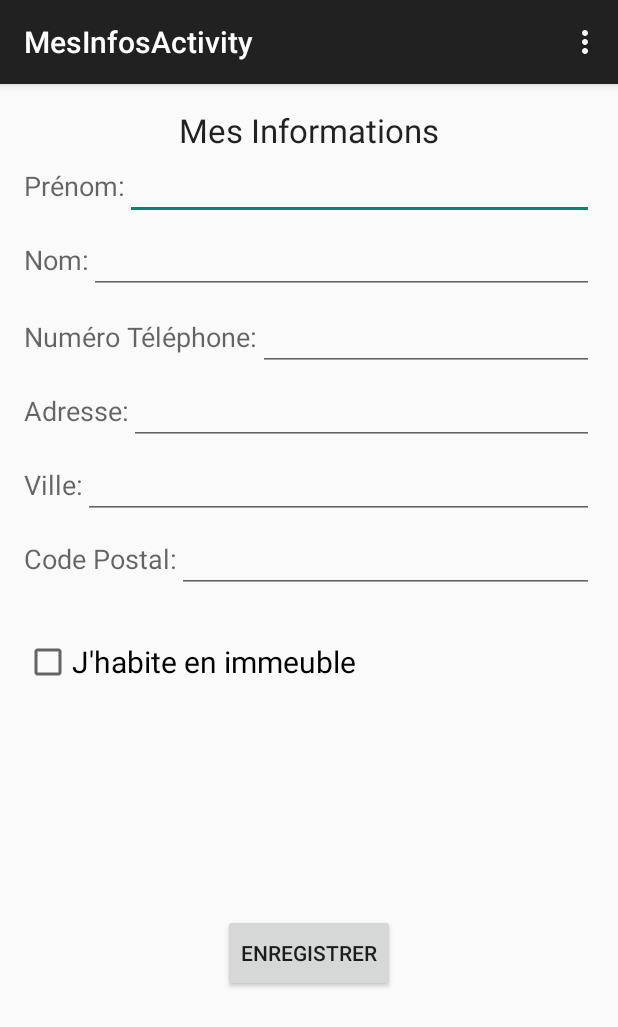
After one commit to Binayre/ProjetSynSMS114, an Android app: the MesInfosActivity screen opened directly, with no data from a screen before it, on a phone screen of 412 x 824 dp. The commit adds this screen. Shown: the top 1027 px of the screen. Run offline under Robolectric (Android 15) with nearby library versions, the phone set to English and light mode, and no system bars.

Commit message:
Version 0.1
La fiche info fonctionne, lecture et écriture depuis un fichier texte

```diff
--- a/SMS114/app/src/main/java/hupays_nenich/com/sms114/AccueilActivity.java
+++ b/SMS114/app/src/main/java/hupays_nenich/com/sms114/AccueilActivity.java
@@ -4,14 +4,20 @@ import android.support.v7.app.ActionBarActivity;
 import android.os.Bundle;
 import android.view.Menu;
 import android.view.MenuItem;
+import android.widget.Button;
 
 
 public class AccueilActivity extends ActionBarActivity {
+
+    private Button btnMesInfos;
 
     @Override
     protected void onCreate(Bundle savedInstanceState) {
         super.onCreate(savedInstanceState);
         setContentView(R.layout.activity_accueil);
+
+        btnMesInfos = (Button)findViewById(R.id.btnMesInfos);
+        btnMesInfos.setOnClickListener(new MesInfosListener(this));
     }
 
 
--- /dev/null
+++ b/SMS114/app/src/main/java/hupays_nenich/com/sms114/MesInfosListener.java
@@ -0,0 +1,25 @@
+package hupays_nenich.com.sms114;
+
+import android.content.Intent;
+import android.view.View;
+
+import hupays_nenich.com.sms114.mesInfos.MesInfosActivity;
+
+/**
+ * Created by Jérémy on 07/01/2015.
+ */
+public class MesInfosListener implements View.OnClickListener{
+
+    AccueilActivity activity;
+
+    public MesInfosListener(AccueilActivity activity){
+        this.activity = activity;
+    }
+
+
+    @Override
+    public void onClick(View v) {
+        Intent intent = new Intent(activity, MesInfosActivity.class);
+        activity.startActivityForResult(intent,10);
+    }
+}
--- /dev/null
+++ b/SMS114/app/src/main/java/hupays_nenich/com/sms114/mesInfos/CheckBoxListener.java
@@ -0,0 +1,45 @@
+package hupays_nenich.com.sms114.mesInfos;
+
+import android.view.View;
+import android.widget.CompoundButton;
+import android.widget.EditText;
+import android.widget.TextView;
+
+/**
+ * Created by Jérémy on 07/01/2015.
+ */
+public class CheckBoxListener implements CompoundButton.OnCheckedChangeListener{
+
+    private TextView txtEtage, txtCodePorte, txtPorte;
+    private EditText edtEtage, edtCodePorte, edtPorte;
+
+    public CheckBoxListener(TextView txtEtage, TextView txtCodePorte, TextView txtPorte, EditText edtEtage, EditText edtCodePorte, EditText edtPorte) {
+        this.txtEtage = txtEtage;
+        this.txtCodePorte = txtCodePorte;
+        this.txtPorte = txtPorte;
+        this.edtEtage = edtEtage;
+        this.edtCodePorte = edtCodePorte;
+        this.edtPorte = edtPorte;
+    }
+
+    @Override
+    public void onCheckedChanged(CompoundButton buttonView, boolean isChecked) {
+
+        if(isChecked){
+            txtEtage.setVisibility(View.VISIBLE);
+            txtCodePorte.setVisibility(View.VISIBLE);
+            txtPorte.setVisibility(View.VISIBLE);
+            edtEtage.setVisibility(View.VISIBLE);
+            edtCodePorte.setVisibility(View.VISIBLE);
+            edtPorte.setVisibility(View.VISIBLE);
+        }
+        else{
+            txtEtage.setVisibility(View.INVISIBLE);
+            txtCodePorte.setVisibility(View.INVISIBLE);
+            txtPorte.setVisibility(View.INVISIBLE);
+            edtEtage.setVisibility(View.INVISIBLE);
+            edtCodePorte.setVisibility(View.INVISIBLE);
+            edtPorte.setVisibility(View.INVISIBLE);
+        }
+    }
+}
--- /dev/null
+++ b/SMS114/app/src/main/java/hupays_nenich/com/sms114/mesInfos/EnregistrerListener.java
@@ -0,0 +1,26 @@
+package hupays_nenich.com.sms114.mesInfos;
+
+import android.content.Intent;
+import android.view.View;
+
+import hupays_nenich.com.sms114.AccueilActivity;
+
+/**
+ * Created by Jérémy on 07/01/2015.
+ */
+public class EnregistrerListener implements View.OnClickListener{
+
+    MesInfosActivity activity;
+
+    public EnregistrerListener(MesInfosActivity activity) {
+        this.activity = activity;
+    }
+
+    @Override
+    public void onClick(View v) {
+        activity.sauvegarderDonnees();
+        Intent intent = new Intent(activity,AccueilActivity.class);
+        activity.setResult(10, intent);
+        activity.finish();
+    }
+}
--- /dev/null
+++ b/SMS114/app/src/main/java/hupays_nenich/com/sms114/mesInfos/MesInfosActivity.java
@@ -0,0 +1,192 @@
+package hupays_nenich.com.sms114.mesInfos;
+
+import android.content.Context;
+import android.support.v7.app.ActionBarActivity;
+import android.os.Bundle;
+import android.view.Menu;
+import android.view.MenuItem;
+import android.widget.Button;
+import android.widget.CheckBox;
+import android.widget.EditText;
+import android.widget.TextView;
+
+import java.io.BufferedReader;
+import java.io.BufferedWriter;
+import java.io.FileNotFoundException;
+import java.io.InputStream;
+import java.io.InputStreamReader;
+import java.io.OutputStreamWriter;
+
+import hupays_nenich.com.sms114.R;
+
+public class MesInfosActivity extends ActionBarActivity {
+
+    private Button btnEnregistrer;
+    private TextView txtEtage, txtCodePorte, txtPorte;
+    private EditText edtPrenom, edtNom, edtPhone, edtAdresse, edtVille, edtCodePostal, edtEtage, edtCodePorte, edtPorte;
+    private CheckBox chkImmeuble;
+
+    @Override
+    protected void onCreate(Bundle savedInstanceState) {
+        super.onCreate(savedInstanceState);
+        setContentView(R.layout.activity_mes_infos);
+
+        txtEtage = (TextView)findViewById(R.id.txtEtage);
+        txtCodePorte = (TextView)findViewById(R.id.txtCodePorte);
+        txtPorte = (TextView)findViewById(R.id.txtPorte);
+
+        edtPrenom = (EditText)findViewById(R.id.edtPrenom);
+        edtNom = (EditText)findViewById(R.id.edtNom);
+        edtPhone = (EditText)findViewById(R.id.edtTelephone);
+        edtAdresse = (EditText)findViewById(R.id.edtAdresse);
+        edtVille = (EditText)findViewById(R.id.edtVille);
+        edtCodePostal = (EditText)findViewById(R.id.edtCodePostal);
+
+        edtEtage = (EditText)findViewById(R.id.edtEtage);
+        edtCodePorte = (EditText)findViewById(R.id.edtCodePorte);
+        edtPorte = (EditText)findViewById(R.id.edtPorte);
+
+        chkImmeuble = (CheckBox)findViewById(R.id.checkboxImmeuble);
+        chkImmeuble.setOnCheckedChangeListener(new CheckBoxListener(txtEtage,txtCodePorte,txtPorte,edtEtage,edtCodePorte,edtPorte));
+
+        btnEnregistrer = (Button)findViewById(R.id.btnEnregistrer);
+        btnEnregistrer.setOnClickListener(new EnregistrerListener(this));
+
+        chargerDonnees();
+    }
+
+    /**
+     *
+     */
+    public void sauvegarderDonnees(){
+
+        try {
+
+            OutputStreamWriter out=new OutputStreamWriter(openFileOutput("adresse.txt",0));
+
+            out.write(edtPrenom.getText().toString());
+            out.write('\n');
+            out.write(edtNom.getText().toString());
+            out.write('\n');
+            out.write(edtPhone.getText().toString());
+            out.write('\n');
+            out.write(edtAdresse.getText().toString());
+            out.write('\n');
+            out.write(edtVille.getText().toString());
+            out.write('\n');
+            out.write(edtCodePostal.getText().toString());
+            out.write('\n');
+
+            if(chkImmeuble.isChecked()) {
+                out.write("1");
+                out.write('\n');
+                out.write(edtEtage.getText().toString());
+                out.write('\n');
+                out.write(edtCodePorte.getText().toString());
+                out.write('\n');
+                out.write(edtCodePorte.getText().toString());
+                out.write('\n');
+            }
+            else{
+                out.write("0");
+                out.write('\n');
+                out.write("-");
+                out.write('\n');
+                out.write("-");
+                out.write('\n');
+                out.write("-");
+                out.write('\n');
+            }
+
+            out.close();
+        }
+        catch (java.io.IOException e) {
+               System.out.println(e.toString());
+        }
+
+    }
+
+    /**
+     *
+     */
+    public void chargerDonnees(){
+        try {
+            InputStream input= openFileInput("adresse.txt");//open the text file for reading
+
+            if(input!=null) {
+                InputStreamReader inputreader = new InputStreamReader(input);
+                BufferedReader fadresse = new BufferedReader(inputreader);
+
+                String mot = fadresse.readLine();
+                edtPrenom.setText(mot);
+
+                mot = fadresse.readLine();
+                edtNom.setText(mot);
+
+                mot = fadresse.readLine();
+                edtPhone.setText(mot);
+
+                mot = fadresse.readLine();
+                edtAdresse.setText(mot);
+
+                mot = fadresse.readLine();
+                edtVille.setText(mot);
+
+                mot = fadresse.readLine();
+                edtCodePostal.setText(mot);
+
+                mot = fadresse.readLine();
+                if (Integer.parseInt(mot) == 1) {
+                    chkImmeuble.setChecked(true);
+
+                    mot = fadresse.readLine();
+                    edtEtage.setText(mot);
+
+                    mot = fadresse.readLine();
+                    edtCodePorte.setText(mot);
+
+                    mot = fadresse.readLine();
+                    edtPorte.setText(mot);
+                }
+                else{
+                    chkImmeuble.setChecked(false);
+                }
+
+                fadresse.close();
+                inputreader.close();
+
+            }
+
+            input.close();
+
+        } catch (FileNotFoundException e) {
+            System.out.println("Erreur, fichier non trouve " + e.toString());
+
+        }
+        catch (Exception e){
+            System.out.println("Erreur");
+        }
+    }
+
+    @Override
+    public boolean onCreateOptionsMenu(Menu menu) {
+        // Inflate the menu; this adds items to the action bar if it is present.
+        getMenuInflater().inflate(R.menu.menu_mes_infos, menu);
+        return true;
+    }
+
+    @Override
+    public boolean onOptionsItemSelected(MenuItem item) {
+        // Handle action bar item clicks here. The action bar will
+        // automatically handle clicks on the Home/Up button, so long
+        // as you specify a parent activity in AndroidManifest.xml.
+        int id = item.getItemId();
+
+        //noinspection SimplifiableIfStatement
+        if (id == R.id.action_settings) {
+            return true;
+        }
+
+        return super.onOptionsItemSelected(item);
+    }
+}
--- /dev/null
+++ b/SMS114/app/src/main/res/layout/activity_mes_infos.xml
@@ -0,0 +1,254 @@
+<RelativeLayout xmlns:android="http://schemas.android.com/apk/res/android"
+    xmlns:tools="http://schemas.android.com/tools" android:layout_width="match_parent"
+    android:layout_height="match_parent" android:paddingLeft="@dimen/activity_horizontal_margin"
+    android:paddingRight="@dimen/activity_horizontal_margin"
+    android:paddingTop="@dimen/activity_vertical_margin"
+    android:paddingBottom="@dimen/activity_vertical_margin"
+    tools:context="hupays_nenich.com.sms114.mesInfos.MesInfosActivity">
+
+    <TextView
+        android:layout_width="wrap_content"
+        android:layout_height="wrap_content"
+        android:textAppearance="?android:attr/textAppearanceLarge"
+        android:text="Mes Informations"
+        android:id="@+id/txtMesInfos"
+        android:layout_alignParentTop="true"
+        android:layout_centerHorizontal="true" />
+
+    <LinearLayout
+        android:orientation="vertical"
+        android:layout_width="fill_parent"
+        android:layout_height="fill_parent"
+        android:layout_alignParentLeft="true"
+        android:layout_alignParentStart="true"
+        android:layout_below="@+id/txtMesInfos"
+        android:weightSum="1">
+
+        <LinearLayout
+            android:orientation="horizontal"
+            android:layout_width="match_parent"
+            android:layout_height="wrap_content"
+            android:layout_weight="0.02">
+
+            <TextView
+                android:layout_width="wrap_content"
+                android:layout_height="wrap_content"
+                android:textAppearance="?android:attr/textAppearanceMedium"
+                android:text="Prénom:"
+                android:id="@+id/txtPrenom" />
+
+            <EditText
+                android:layout_width="wrap_content"
+                android:layout_height="wrap_content"
+                android:inputType="textPersonName"
+                android:ems="10"
+                android:id="@+id/edtPrenom"
+                android:layout_weight="0.10"
+                android:gravity="left" />
+        </LinearLayout>
+
+        <LinearLayout
+            android:orientation="horizontal"
+            android:layout_width="match_parent"
+            android:layout_height="wrap_content"
+            android:layout_weight="0.03">
+
+            <TextView
+                android:layout_width="wrap_content"
+                android:layout_height="wrap_content"
+                android:textAppearance="?android:attr/textAppearanceMedium"
+                android:text="Nom:"
+                android:id="@+id/txtNom" />
+
+            <EditText
+                android:layout_width="wrap_content"
+                android:layout_height="wrap_content"
+                android:inputType="textPersonName"
+                android:ems="10"
+                android:id="@+id/edtNom"
+                android:layout_weight="0.70" />
+        </LinearLayout>
+
+        <LinearLayout
+            android:orientation="horizontal"
+            android:layout_width="match_parent"
+            android:layout_height="wrap_content"
+            android:layout_weight="0.02">
+
+            <TextView
+                android:layout_width="wrap_content"
+                android:layout_height="wrap_content"
+                android:textAppearance="?android:attr/textAppearanceMedium"
+                android:text="Numéro Téléphone:"
+                android:id="@+id/txtNumeroTel" />
+
+            <EditText
+                android:layout_width="wrap_content"
+                android:layout_height="wrap_content"
+                android:inputType="phone"
+                android:ems="10"
+                android:id="@+id/edtTelephone"
+                android:layout_weight="1" />
+        </LinearLayout>
+
+        <LinearLayout
+            android:orientation="horizontal"
+            android:layout_width="match_parent"
+            android:layout_height="wrap_content"
+            android:layout_weight="0.02">
+
+            <TextView
+                android:layout_width="wrap_content"
+                android:layout_height="wrap_content"
+                android:textAppearance="?android:attr/textAppearanceMedium"
+                android:text="Adresse:"
+                android:id="@+id/txtAdresse" />
+
+            <EditText
+                android:layout_width="wrap_content"
+                android:layout_height="wrap_content"
+                android:id="@+id/edtAdresse"
+                android:layout_weight="1" />
+        </LinearLayout>
+
+        <LinearLayout
+            android:orientation="horizontal"
+            android:layout_width="match_parent"
+            android:layout_height="wrap_content"
+            android:layout_weight="0.02">
+
+            <TextView
+                android:layout_width="wrap_content"
+                android:layout_height="wrap_content"
+                android:textAppearance="?android:attr/textAppearanceMedium"
+                android:text="Ville:"
+                android:id="@+id/txtVille" />
+
+            <EditText
+                android:layout_width="wrap_content"
+                android:layout_height="wrap_content"
+                android:id="@+id/edtVille"
+                android:layout_weight="1" />
+        </LinearLayout>
+
+        <LinearLayout
+            android:orientation="horizontal"
+            android:layout_width="match_parent"
+            android:layout_height="wrap_content"
+            android:layout_weight="0.02">
+
+            <TextView
+                android:layout_width="wrap_content"
+                android:layout_height="wrap_content"
+                android:textAppearance="?android:attr/textAppearanceMedium"
+                android:text="Code Postal:"
+                android:id="@+id/txtCodePostal" />
+
+            <EditText
+                android:layout_width="wrap_content"
+                android:layout_height="wrap_content"
+                android:inputType="number"
+                android:ems="10"
+                android:id="@+id/edtCodePostal"
+                android:layout_weight="1" />
+        </LinearLayout>
+
+        <LinearLayout
+            android:orientation="horizontal"
+            android:layout_width="match_parent"
+            android:layout_height="wrap_content"
+            android:layout_weight="0.12"></LinearLayout>
+
+        <LinearLayout
+            android:orientation="horizontal"
+            android:layout_width="match_parent"
+            android:layout_height="wrap_content"
+            android:layout_weight="0.02">
+
+            <CheckBox
+                android:layout_width="wrap_content"
+                android:layout_height="wrap_content"
+                android:text="J&apos;habite en immeuble"
+                android:id="@+id/checkboxImmeuble"
+                android:checked="false"
+                android:textSize="20sp" />
+        </LinearLayout>
+
+        <LinearLayout
+            android:orientation="horizontal"
+            android:layout_width="match_parent"
+            android:layout_height="wrap_content"
+            android:layout_weight="0.02">
+
+            <TextView
+                android:layout_width="wrap_content"
+                android:layout_height="wrap_content"
+                android:textAppearance="?android:attr/textAppearanceMedium"
+                android:text="Etage:"
+                android:id="@+id/txtEtage"
+                android:visibility="invisible" />
+
+            <EditText
+                android:layout_width="wrap_content"
+                android:layout_height="wrap_content"
+                android:inputType="number"
+                android:ems="10"
+                android:id="@+id/edtEtage"
+                android:layout_weight="1"
+                android:visibility="invisible" />
+        </LinearLayout>
+
+        <LinearLayout
+            android:orientation="horizontal"
+            android:layout_width="match_parent"
+            android:layout_height="wrap_content"
+            android:layout_weight="0.02">
+
+            <TextView
+                android:layout_width="wrap_content"
+                android:layout_height="wrap_content"
+                android:textAppearance="?android:attr/textAppearanceMedium"
+                android:text="Code porte:"
+                android:id="@+id/txtCodePorte"
+                android:visibility="invisible" />
+
+            <EditText
+                android:layout_width="wrap_content"
+                android:layout_height="wrap_content"
+                android:id="@+id/edtCodePorte"
+                android:layout_weight="1"
+                android:visibility="invisible" />
+        </LinearLayout>
+
+        <LinearLayout
+            android:orientation="horizontal"
+            android:layout_width="match_parent"
+            android:layout_height="wrap_content"
+            android:layout_weight="0.02">
+
+            <TextView
+                android:layout_width="wrap_content"
+                android:layout_height="wrap_content"
+                android:textAppearance="?android:attr/textAppearanceMedium"
+                android:text="Porte:"
+                android:id="@+id/txtPorte"
+                android:visibility="invisible" />
+
+            <EditText
+                android:layout_width="wrap_content"
+                android:layout_height="wrap_content"
+                android:id="@+id/edtPorte"
+                android:layout_weight="1"
+                android:visibility="invisible" />
+        </LinearLayout>
+
+        <Button
+            android:layout_width="wrap_content"
+            android:layout_height="wrap_content"
+            android:text="Enregistrer"
+            android:id="@+id/btnEnregistrer"
+            android:layout_gravity="center_horizontal"
+            android:layout_weight="0.02" />
+
+    </LinearLayout>
+</RelativeLayout>
--- /dev/null
+++ b/SMS114/app/src/main/res/menu/menu_mes_infos.xml
@@ -0,0 +1,7 @@
+<menu xmlns:android="http://schemas.android.com/apk/res/android"
+    xmlns:app="http://schemas.android.com/apk/res-auto"
+    xmlns:tools="http://schemas.android.com/tools"
+    tools:context="hupays_nenich.com.sms114.mesInfos.MesInfosActivity">
+    <item android:id="@+id/action_settings" android:title="@string/action_settings"
+        android:orderInCategory="100" app:showAsAction="never" />
+</menu>
--- a/SMS114/app/src/main/res/values/strings.xml
+++ b/SMS114/app/src/main/res/values/strings.xml
@@ -4,5 +4,7 @@
     <string name="app_name">SMS114</string>
     <string name="hello_world">Hello world!</string>
     <string name="action_settings">Settings</string>
+    <string name="title_activity_mes_info">MesInfoActivity</string>
+    <string name="title_activity_mes_infos">MesInfosActivity</string>
 
 </resources>
```
Also changed, not shown: SMS114/app/src/main/AndroidManifest.xml (+10 -1 lines).
